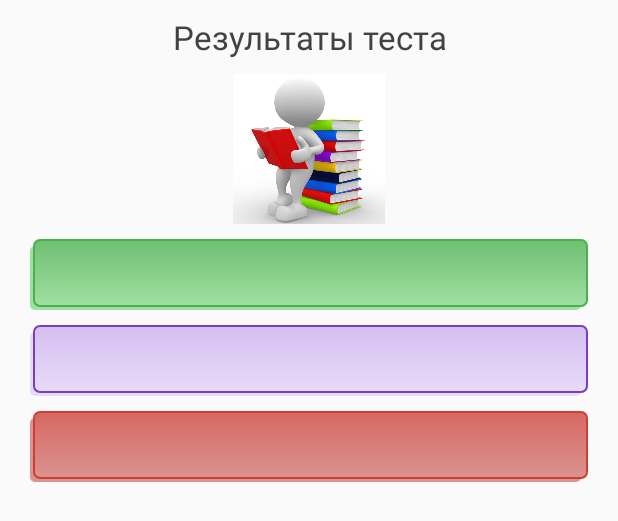
After one commit to enotRishinn/FirstAid, an Android app: the layout result_dialog.xml on its own in the app's theme, with its tools: preview values and no code run, on a phone screen of 412 x 824 dp. The commit adds this screen. Shown: the top 521 px of the screen. Run offline under Robolectric (Android 15) with nearby library versions, the phone set to English and light mode, and no system bars.

Commit message:
alert with result and some styles

```diff
--- a/app/src/main/res/layout/fragment_question.xml
+++ b/app/src/main/res/layout/fragment_question.xml
@@ -76,6 +76,7 @@
             <Button
                 android:id="@+id/next_question"
                 android:layout_marginTop="7dp"
+                android:layout_marginBottom="20dp"
                 android:layout_width="200dp"
                 android:layout_gravity="center_horizontal"
                 android:layout_height="match_parent"
@@ -89,7 +90,6 @@
                 android:layout_width="match_parent"
                 android:layout_height="wrap_content"
                 android:weightSum="2"
-                android:layout_marginTop="15dp"
                 android:layout_marginBottom="10dp">
 
                 <Button
--- a/app/src/main/res/layout/fragment_test_result.xml
+++ /dev/null
@@ -1,6 +0,0 @@
-<?xml version="1.0" encoding="utf-8"?>
-<LinearLayout xmlns:android="http://schemas.android.com/apk/res/android"
-    android:orientation="vertical" android:layout_width="match_parent"
-    android:layout_height="match_parent">
-
-</LinearLayout>
--- /dev/null
+++ b/app/src/main/res/layout/result_dialog.xml
@@ -0,0 +1,67 @@
+<?xml version="1.0" encoding="utf-8"?>
+<LinearLayout xmlns:android="http://schemas.android.com/apk/res/android"
+    android:orientation="vertical" android:layout_width="match_parent"
+    android:layout_height="match_parent">
+
+    <ScrollView
+        android:layout_width="match_parent"
+        android:layout_height="match_parent">
+
+        <LinearLayout
+            android:layout_width="match_parent"
+            android:layout_height="wrap_content"
+            android:orientation="vertical">
+
+        <TextView
+            android:id="@+id/title_result"
+            android:layout_width="match_parent"
+            android:layout_height="match_parent"
+            android:layout_margin="10dp"
+            android:gravity="center_horizontal"
+            android:textColor="@color/cardview_dark_background"
+            android:text="@string/test_result"
+            android:textSize="22sp"/>
+
+        <ImageView
+            android:layout_width="match_parent"
+            android:layout_height="100dp"
+            android:src="@drawable/test_result"/>
+
+        <TextView
+            android:id="@+id/number_of_correct_answer"
+            android:layout_width="match_parent"
+            android:layout_height="match_parent"
+            android:layout_marginLeft="20dp"
+            android:layout_marginRight="20dp"
+            android:background="@drawable/button_selector_correct"
+            android:textColor="@android:color/primary_text_light"
+            android:textAllCaps="true"
+            android:layout_marginTop="10dp"
+            android:layout_marginBottom="10dp"
+            android:textSize="20sp"/>
+        <TextView
+            android:id="@+id/number_of_skip_answer"
+            android:layout_width="match_parent"
+            android:layout_height="match_parent"
+            android:background="@drawable/button_selector"
+            android:layout_marginLeft="20dp"
+            android:layout_marginBottom="10dp"
+            android:layout_marginRight="20dp"
+            android:textColor="@android:color/primary_text_light"
+            android:textAllCaps="true"
+            android:textSize="20sp"/>
+        <TextView
+            android:id="@+id/number_of_wrong_answer"
+            android:layout_width="match_parent"
+            android:layout_height="match_parent"
+            android:background="@drawable/button_selector_error"
+            android:textColor="@android:color/primary_text_light"
+            android:textAllCaps="true"
+            android:layout_marginLeft="20dp"
+            android:layout_marginRight="20dp"
+            android:textSize="20sp"/>
+        </LinearLayout>
+
+    </ScrollView>
+
+</LinearLayout>
--- a/app/src/main/res/values/strings.xml
+++ b/app/src/main/res/values/strings.xml
@@ -13,4 +13,5 @@
     <string name="test_message">Проверьте свои знания и пройдите тест. Тест состоит из 40 вопросов. Вы можете завершить тест в любой момент или пропустить вопрос, если не знаете ответ.</string>
     <string name="finish_test">Закончить тест</string>
     <string name="skip_question">Пропустить вопрос</string>
+    <string name="test_result">Результаты теста</string>
 </resources>
```
Also changed, not shown: app/src/main/java/com/practice/firstaid/fragment/QuestionFragment.java (+52 -0 lines), app/src/main/res/drawable/test_result.jpg (added).
